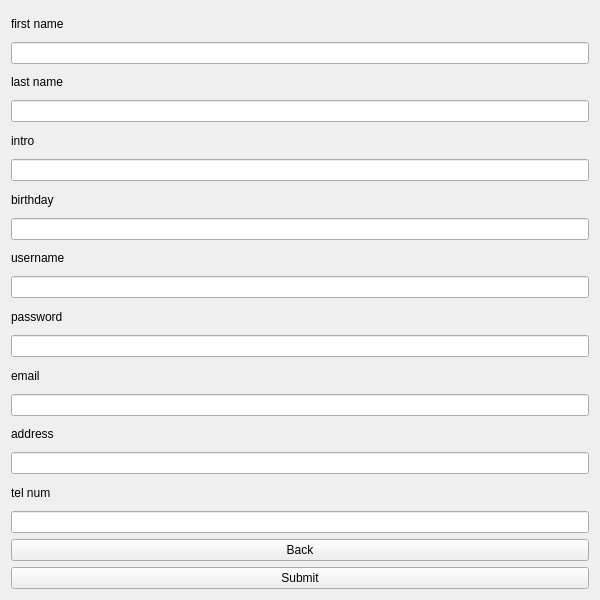
Old version of the form ui/edit_profile.ui in the repository PooyaFekri/LinkedIn.
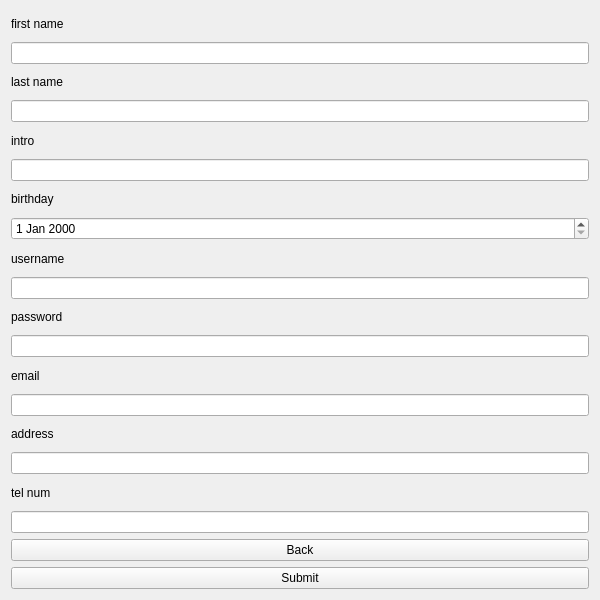
New version of the form.

```diff
--- a/ui/edit_profile.ui
+++ b/ui/edit_profile.ui
@@ -52,7 +52,7 @@
     </widget>
    </item>
    <item>
-    <widget class="QLineEdit" name="lineEdit_4"/>
+    <widget class="QDateEdit" name="dateEdit_birthday"/>
    </item>
    <item>
     <widget class="QLabel" name="username">
```
Left out of the diff: 24 changed lines with no effect on the pictures.
